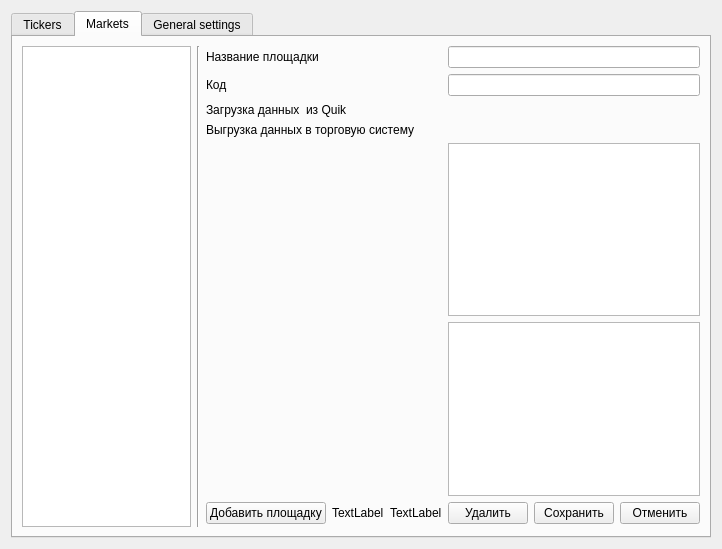
Old version of the form configwindow.ui in the repository albert-sergeev/FinLoader.
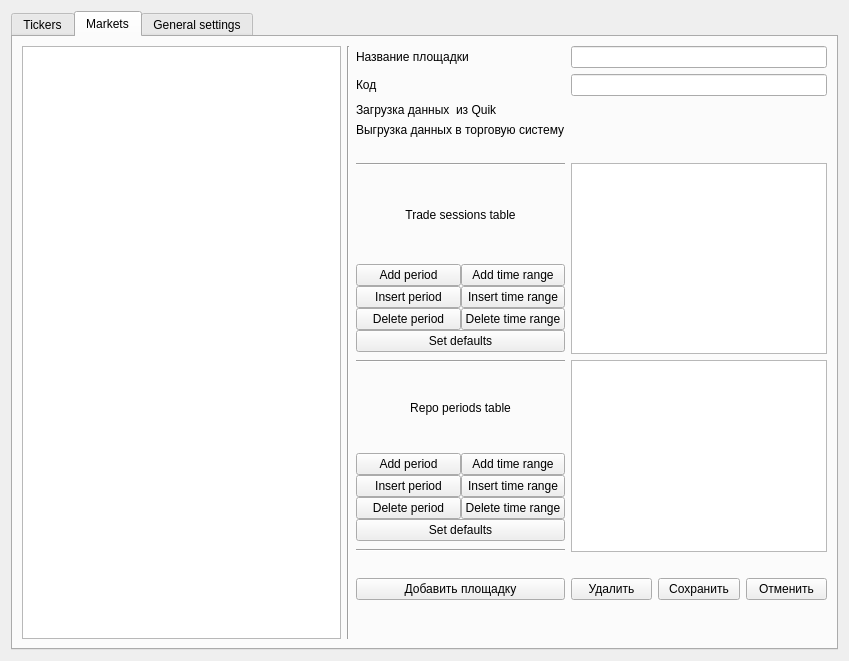
New version of the form.

Commit message: session model partal work

Diff of the .ui file:
```diff
--- a/configwindow.ui
+++ b/configwindow.ui
@@ -6,14 +6,14 @@
    <rect>
     <x>0</x>
     <y>0</y>
-    <width>722</width>
-    <height>549</height>
+    <width>849</width>
+    <height>661</height>
    </rect>
   </property>
   <property name="minimumSize">
    <size>
     <width>550</width>
-    <height>307</height>
+    <height>500</height>
    </size>
   </property>
   <property name="windowTitle">
@@ -251,124 +251,365 @@
         <layout class="QVBoxLayout" name="verticalLayout">
          <item>
           <layout class="QGridLayout" name="gridLayout_2">
-           <item row="6" column="0">
-            <widget class="QPushButton" name="btnAddMaket">
-             <property name="sizePolicy">
-              <sizepolicy hsizetype="Minimum" vsizetype="Fixed">
-               <horstretch>0</horstretch>
-               <verstretch>0</verstretch>
-              </sizepolicy>
+           <item row="12" column="0" colspan="2">
+            <widget class="QWidget" name="wtRepoButtons" native="true">
+             <property name="minimumSize">
+              <size>
+               <width>0</width>
+               <height>90</height>
+              </size>
              </property>
-             <property name="text">
-              <string>Добавить площадку</string>
-             </property>
+             <layout class="QGridLayout" name="gridLayout_8">
+              <property name="leftMargin">
+               <number>0</number>
+              </property>
+              <property name="topMargin">
+               <number>0</number>
+              </property>
+              <property name="rightMargin">
+               <number>0</number>
+              </property>
+              <property name="bottomMargin">
+               <number>0</number>
+              </property>
+              <property name="spacing">
+               <number>0</number>
+              </property>
+              <item row="2" column="1">
+               <widget class="QPushButton" name="btnRepoDeleteTimeRange">
+                <property name="text">
+                 <string>Delete time range</string>
+                </property>
+               </widget>
+              </item>
+              <item row="2" column="0">
+               <widget class="QPushButton" name="btnRepoDeletePeriod">
+                <property name="minimumSize">
+                 <size>
+                  <width>0</width>
+                  <height>20</height>
+                 </size>
+                </property>
+                <property name="text">
+                 <string>Delete period</string>
+                </property>
+               </widget>
+              </item>
+              <item row="1" column="0">
+               <widget class="QPushButton" name="btnRepoInsertPeriod">
+                <property name="minimumSize">
+                 <size>
+                  <width>0</width>
+                  <height>20</height>
+                 </size>
+                </property>
+                <property name="text">
+                 <string>Insert period</string>
+                </property>
+               </widget>
+              </item>
+              <item row="0" column="0">
+               <widget class="QPushButton" name="btnRepoAddPeriod">
+                <property name="minimumSize">
+                 <size>
+                  <width>0</width>
+                  <height>20</height>
+                 </size>
+                </property>
+                <property name="text">
+                 <string>Add period</string>
+                </property>
+               </widget>
+              </item>
+              <item row="0" column="1">
+               <widget class="QPushButton" name="btnRepoAddTimeRange">
+                <property name="text">
+                 <string>Add time range</string>
+                </property>
+               </widget>
+              </item>
+              <item row="1" column="1">
+               <widget class="QPushButton" name="btnRepoInsertTimeRange">
+                <property name="text">
+                 <string>Insert time range</string>
+                </property>
+               </widget>
+              </item>
+              <item row="3" column="0" colspan="2">
+               <widget class="QPushButton" name="btnRepoDefaults">
+                <property name="minimumSize">
+                 <size>
+                  <width>0</width>
+                  <height>20</height>
+                 </size>
+                </property>
+                <property name="text">
+                 <string>Set defaults</string>
+                </property>
+               </widget>
+              </item>
+             </layout>
             </widget>
            </item>
-           <item row="2" column="0" colspan="3">
-            <widget class="QLabel" name="label_12">
-             <property name="text">
-              <string>Загрузка данных  из Quik</string>
-             </property>
-            </widget>
-           </item>
-           <item row="6" column="3">
+           <item row="15" column="2">
             <widget class="QPushButton" name="btnDelMarket">
              <property name="text">
               <string>Удалить</string>
              </property>
             </widget>
            </item>
-           <item row="5" column="3" colspan="3">
-            <widget class="QTreeView" name="treeviewRepo">
-             <property name="maximumSize">
-              <size>
-               <width>16777215</width>
-               <height>16777215</height>
-              </size>
-             </property>
-            </widget>
-           </item>
-           <item row="6" column="5">
+           <item row="15" column="4">
             <widget class="QPushButton" name="btnCancel">
              <property name="text">
               <string>Отменить</string>
              </property>
             </widget>
            </item>
-           <item row="3" column="5">
-            <widget class="QWidget" name="wtUpToSysWholeMarket" native="true"/>
+           <item row="14" column="2">
+            <widget class="QLabel" name="lblSpaserDown">
+             <property name="text">
+              <string/>
+             </property>
+            </widget>
            </item>
-           <item row="1" column="3" colspan="3">
+           <item row="10" column="2" rowspan="4" colspan="3">
+            <widget class="QTreeView" name="treeviewRepo">
+             <property name="maximumSize">
+              <size>
+               <width>16777215</width>
+               <height>16777215</height>
+              </size>
+             </property>
+            </widget>
+           </item>
+           <item row="1" column="0" colspan="2">
+            <widget class="QLabel" name="lblCode">
+             <property name="sizePolicy">
+              <sizepolicy hsizetype="Preferred" vsizetype="Fixed">
+               <horstretch>0</horstretch>
+               <verstretch>0</verstretch>
+              </sizepolicy>
+             </property>
+             <property name="text">
+              <string>Код</string>
+             </property>
+            </widget>
+           </item>
+           <item row="9" column="0" colspan="2">
+            <widget class="QWidget" name="wtSessionsButtons" native="true">
+             <property name="minimumSize">
+              <size>
+               <width>0</width>
+               <height>90</height>
+              </size>
+             </property>
+             <layout class="QGridLayout" name="gridLayout_7">
+              <property name="leftMargin">
+               <number>0</number>
+              </property>
+              <property name="topMargin">
+               <number>0</number>
+              </property>
+              <property name="rightMargin">
+               <number>0</number>
+              </property>
+              <property name="bottomMargin">
+               <number>0</number>
+              </property>
+              <property name="spacing">
+               <number>0</number>
+              </property>
+              <item row="1" column="0">
+               <widget class="QPushButton" name="btnSessionInsertPeriod">
+                <property name="minimumSize">
+                 <size>
+                  <width>0</width>
+                  <height>20</height>
+                 </size>
+                </property>
+                <property name="text">
+                 <string>Insert period</string>
+                </property>
+               </widget>
+              </item>
+              <item row="0" column="1">
+               <widget class="QPushButton" name="btnSessionAddTimeRange">
+                <property name="text">
+                 <string>Add time range</string>
+                </property>
+               </widget>
+              </item>
+              <item row="2" column="0">
+               <widget class="QPushButton" name="btnSessionDeletePeriod">
+                <property name="minimumSize">
+                 <size>
+                  <width>0</width>
+                  <height>20</height>
+                 </size>
+                </property>
+                <property name="text">
+                 <string>Delete period</string>
+                </property>
+               </widget>
+              </item>
+              <item row="1" column="1">
+               <widget class="QPushButton" name="btnSessionInsertTimeRange">
+                <property name="text">
+                 <string>Insert time range</string>
+                </property>
+               </widget>
+              </item>
+              <item row="0" column="0">
+               <widget class="QPushButton" name="btnSessionAddPeriod">
+                <property name="minimumSize">
+                 <size>
+                  <width>0</width>
+                  <height>20</height>
+                 </size>
+                </property>
+                <property name="text">
+                 <string>Add period</string>
+                </property>
+               </widget>
+              </item>
+              <item row="2" column="1">
+               <widget class="QPushButton" name="btnSessionDeleteTimeRange">
+                <property name="text">
+                 <string>Delete time range</string>
+                </property>
+               </widget>
+              </item>
+              <item row="3" column="0" colspan="2">
+               <widget class="QPushButton" name="btnSessionDefaults">
+                <property name="minimumSize">
+                 <size>
+                  <width>0</width>
+                  <height>20</height>
+                 </size>
+                </property>
+                <property name="text">
+                 <string>Set defaults</string>
+                </property>
+               </widget>
+              </item>
+             </layout>
+            </widget>
+           </item>
+           <item row="11" column="0" colspan="2">
+            <widget class="QLabel" name="lblRepo">
+             <property name="sizePolicy">
+              <sizepolicy hsizetype="Preferred" vsizetype="Minimum">
+               <horstretch>0</horstretch>
+               <verstretch>0</verstretch>
+              </sizepolicy>
+             </property>
+             <property name="minimumSize">
+              <size>
+               <width>0</width>
+               <height>20</height>
+              </size>
+             </property>
+             <property name="text">
+              <string>Repo periods table</string>
+             </property>
+             <property name="alignment">
+              <set>Qt::AlignCenter</set>
+             </property>
+            </widget>
+           </item>
+           <item row="2" column="0" colspan="2">
+            <widget class="QLabel" name="lblQuik">
+             <property name="text">
+              <string>Загрузка данных  из Quik</string>
+             </property>
+            </widget>
+           </item>
+           <item row="1" column="2" colspan="3">
             <widget class="QLineEdit" name="edSign"/>
            </item>
-           <item row="6" column="4">
-            <widget class="QPushButton" name="btnSaveMarket">
-             <property name="text">
-              <string>Сохранить</string>
-             </property>
-            </widget>
-           </item>
-           <item row="0" column="0" colspan="3">
-            <widget class="QLabel" name="label">
-             <property name="sizePolicy">
-              <sizepolicy hsizetype="Preferred" vsizetype="Fixed">
-               <horstretch>0</horstretch>
-               <verstretch>0</verstretch>
-              </sizepolicy>
-             </property>
-             <property name="text">
-              <string>Название площадки</string>
-             </property>
-            </widget>
-           </item>
-           <item row="0" column="3" colspan="3">
+           <item row="0" column="2" colspan="3">
             <widget class="QLineEdit" name="edName"/>
            </item>
-           <item row="6" column="2">
-            <widget class="QLabel" name="label_29">
+           <item row="0" column="0" colspan="2">
+            <widget class="QLabel" name="lblName">
+             <property name="sizePolicy">
+              <sizepolicy hsizetype="Preferred" vsizetype="Fixed">
+               <horstretch>0</horstretch>
+               <verstretch>0</verstretch>
+              </sizepolicy>
+             </property>
              <property name="text">
-              <string>TextLabel</string>
+              <string>Название площадки</string>
              </property>
             </widget>
            </item>
-           <item row="3" column="0" colspan="3">
-            <widget class="QLabel" name="label_13">
+           <item row="4" column="0">
+            <widget class="QLabel" name="lblSpacerUp">
+             <property name="text">
+              <string/>
+             </property>
+            </widget>
+           </item>
+           <item row="15" column="0" colspan="2">
+            <widget class="QPushButton" name="btnAddMaket">
+             <property name="sizePolicy">
+              <sizepolicy hsizetype="Minimum" vsizetype="Fixed">
+               <horstretch>0</horstretch>
+               <verstretch>0</verstretch>
+              </sizepolicy>
+             </property>
+             <property name="text">
+              <string>Добавить площадку</string>
+             </property>
+            </widget>
+           </item>
+           <item row="8" column="0" colspan="2">
+            <widget class="QLabel" name="lblSessions">
+             <property name="sizePolicy">
+              <sizepolicy hsizetype="Preferred" vsizetype="Minimum">
+               <horstretch>0</horstretch>
+               <verstretch>0</verstretch>
+              </sizepolicy>
+             </property>
+             <property name="minimumSize">
+              <size>
+               <width>0</width>
+               <height>20</height>
+              </size>
+             </property>
+             <property name="text">
+              <string>Trade sessions table</string>
+             </property>
+             <property name="alignment">
+              <set>Qt::AlignCenter</set>
+             </property>
+            </widget>
+           </item>
+           <item row="3" column="0" colspan="2">
+            <widget class="QLabel" name="lblTradeSystem">
              <property name="text">
               <string>Выгрузка данных в торговую систему</string>
              </property>
             </widget>
            </item>
-           <item row="4" column="3" colspan="3">
-            <widget class="QTreeView" name="treeviewSessions">
-             <property name="maximumSize">
-              <size>
-               <width>16777215</width>
-               <height>16777215</height>
-              </size>
+           <item row="13" column="0" colspan="2">
+            <widget class="Line" name="line_9">
+             <property name="orientation">
+              <enum>Qt::Horizontal</enum>
              </property>
             </widget>
            </item>
-           <item row="1" column="0" colspan="3">
-            <widget class="QLabel" name="label_6">
-             <property name="sizePolicy">
-              <sizepolicy hsizetype="Preferred" vsizetype="Fixed">
-               <horstretch>0</horstretch>
-               <verstretch>0</verstretch>
-              </sizepolicy>
-             </property>
-             <property name="text">
-              <string>Код</string>
-             </property>
-            </widget>
+           <item row="3" column="4">
+            <widget class="QWidget" name="wtUpToSysWholeMarket" native="true"/>
            </item>
-           <item row="6" column="1">
-            <widget class="QLabel" name="label_28">
-             <property name="text">
-              <string>TextLabel</string>
+           <item row="10" column="0" colspan="2">
+            <widget class="Line" name="line_8">
+             <property name="orientation">
+              <enum>Qt::Horizontal</enum>
              </property>
             </widget>
            </item>
-           <item row="2" column="5">
+           <item row="2" column="4">
             <widget class="QWidget" name="wtAutoLoadWholeMarket" native="true">
              <property name="minimumSize">
               <size>
@@ -378,6 +619,30 @@
              </property>
             </widget>
            </item>
+           <item row="15" column="3">
+            <widget class="QPushButton" name="btnSaveMarket">
+             <property name="text">
+              <string>Сохранить</string>
+             </property>
+            </widget>
+           </item>
+           <item row="7" column="0" colspan="2">
+            <widget class="Line" name="line_7">
+             <property name="orientation">
+              <enum>Qt::Horizontal</enum>
+             </property>
+            </widget>
+           </item>
+           <item row="7" column="2" rowspan="3" colspan="3">
+            <widget class="QTreeView" name="treeviewSessions">
+             <property name="maximumSize">
+              <size>
+               <width>16777215</width>
+               <height>16777215</height>
+              </size>
+             </property>
+            </widget>
+           </item>
           </layout>
          </item>
          <item>
```
The commit also changes 5 other files.
